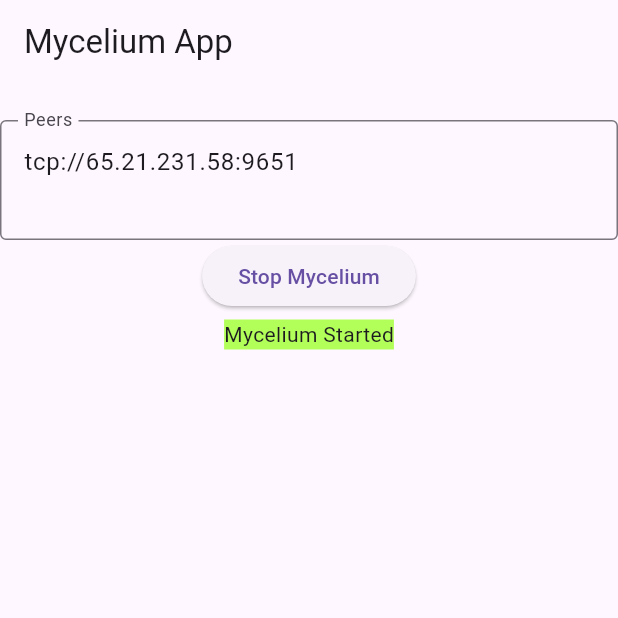
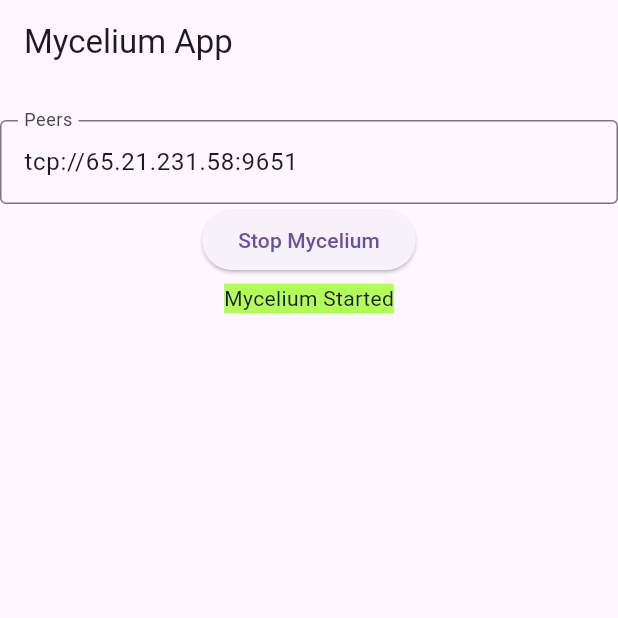
Before and after one commit to threefoldtech/myceliumflut, a Flutter app: the screen it shows after launch, after a tap on "Start Mycelium", on a phone screen of 412 x 824 dp, the top half of it. Run offline on Flutter 3.47's test engine with Material 3 defaults, Android fonts, the phone set to English and light mode, and no system bars; statements that could not run were skipped.

````diff
--- a/lib/main.dart
+++ b/lib/main.dart
@@ -116,7 +116,7 @@ class _MyAppState extends State<MyApp> {
               SelectableText(_nodeAddr),
               TextField(
                 controller: textEditController,
-                minLines: 2,
+                minLines: 1,
                 maxLines: null,
                 keyboardType: TextInputType.multiline,
                 decoration: const InputDecoration(
@@ -127,10 +127,20 @@ class _MyAppState extends State<MyApp> {
               ElevatedButton(
                 onPressed: () {
                   final peers = getPeers(textEditController.text);
+
                   if (!_isStarted) {
+                    String? peerError = isValidPeers(peers);
+                    if (peerError != null) {
+                      setState(() {
+                        _myceliumStatus = peerError;
+                        _myceliumStatusBackgroundColor =
+                            myceliumStatusBackgroundColorFailedStart;
+                      });
+                      return;
+                    }
                     try {
                       startVpn(platform, peers, privKey);
-                      // TODO: check return value of the startVpn above
+                      // the startVpn result will be send in async way by Kotlin/Swift
                       setState(() {
                         _isStarted = true;
                         _textButton = stopMyceliumText;
@@ -201,37 +211,47 @@ Future<bool?> startVpn(
 }
 
 Future<bool> stopVpn(MethodChannel platform) async {
-  // TODO: check if VPN is started
+  // check if VPN is started is done on Kotlin / Swift side
   var stopped = await platform.invokeMethod<bool>('stopVpn') ?? false;
-
   _logger.info("stop vpn : $stopped");
   return stopped;
 }
 
-// TODO FIXME
-// The TUN device creation happened in the Kotlin code in async way,
-// and we currently don't have mechanism to send data initiated from Kotlin.
-// So, we need to poll the Tun FD existance.
-// We also currently don't have good simple solution to poll the data,
-// so we do sleep for now.
-//
-// looks like android/ios can call Dart code
-// see https://docs.flutter.dev/platform-integration/platform-channels on this part
-// ```
-// If desired, method calls can also be sent in the reverse direction, with the platform acting as client to methods implemented in Dar
-// ```
-Future<int> getTunFDAndroid(MethodChannel platform) async {
-  int tunFd = 0;
-  for (var i = 0; i < 30; i++) {
-    await Future.delayed(const Duration(milliseconds: 100));
-    try {
-      tunFd = await platform.invokeMethod<int>('getTunFD') as int;
-    } on PlatformException {
-      tunFd = -1;
-    }
-    if (tunFd > 0) {
-      break;
+String? isValidPeers(List<String> peers) {
+  if (peers.isEmpty || (peers.length == 1 && peers[0].isEmpty)) {
+    return "peers can't be empty";
+  }
+
+  for (var peer in peers) {
+    String? error = isValidPeer(peer);
+    if (error != null) {
+      return 'invalid peer:`$peer` $error';
     }
   }
-  return tunFd;
+  return null;
 }
+
+// check if a peer is a valid peer
+String? isValidPeer(String peer) {
+  final prefixRegex = RegExp(r'^(tcp|quic)://');
+  final ipv4Regex = RegExp(
+      r'((25[0-5]|2[0-4][0-9]|[01]?[0-9][0-9]?)\.){3}(25[0-5]|2[0-4][0-9]|[01]?[0-9][0-9]?)');
+  final ipv6Regex = RegExp(
+      r'\[(([0-9a-fA-F]{1,4}:){7,7}[0-9a-fA-F]{1,4}|([0-9a-fA-F]{1,4}:){1,7}:|([0-9a-fA-F]{1,4}:){1,6}:[0-9a-fA-F]{1,4}|([0-9a-fA-F]{1,4}:){1,5}(:[0-9a-fA-F]{1,4}){1,2}|([0-9a-fA-F]{1,4}:){1,4}(:[0-9a-fA-F]{1,4}){1,3}|([0-9a-fA-F]{1,4}:){1,3}(:[0-9a-fA-F]{1,4}){1,4}|([0-9a-fA-F]{1,4}:){1,2}(:[0-9a-fA-F]{1,4}){1,5}|[0-9a-fA-F]{1,4}:((:[0-9a-fA-F]{1,4}){1,6})|:((:[0-9a-fA-F]{1,4}){1,7}|:))\]');
+  final portRegex = RegExp(r':9651$');
+
+  if (!prefixRegex.hasMatch(peer)) {
+    return 'peer must start with tcp:// or quic://';
+  }
+
+  String ipPortPart = peer.substring(peer.indexOf('://') + 3);
+  if (!ipv4Regex.hasMatch(ipPortPart) && !ipv6Regex.hasMatch(ipPortPart)) {
+    return 'peer must contain a valid IPv4 or IPv6 address';
+  }
+
+  if (!portRegex.hasMatch(ipPortPart)) {
+    return 'peer must end with :9651';
+  }
+
+  return null;
+}
````
